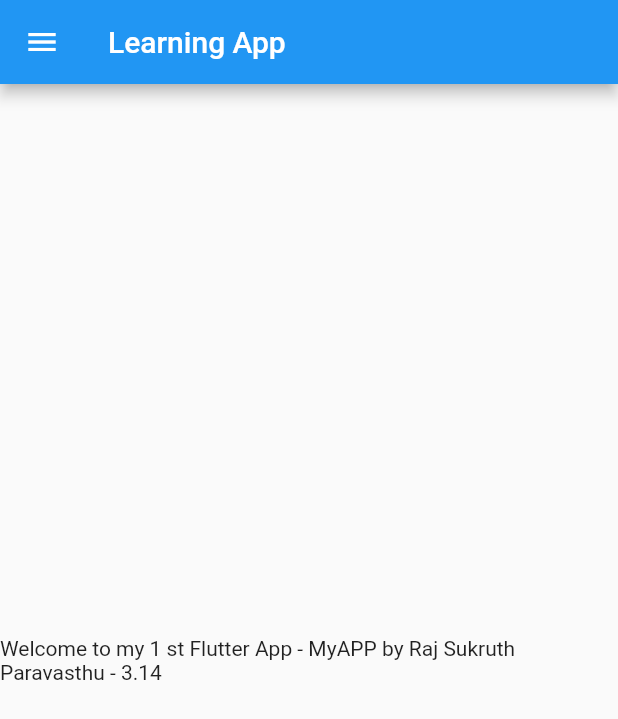
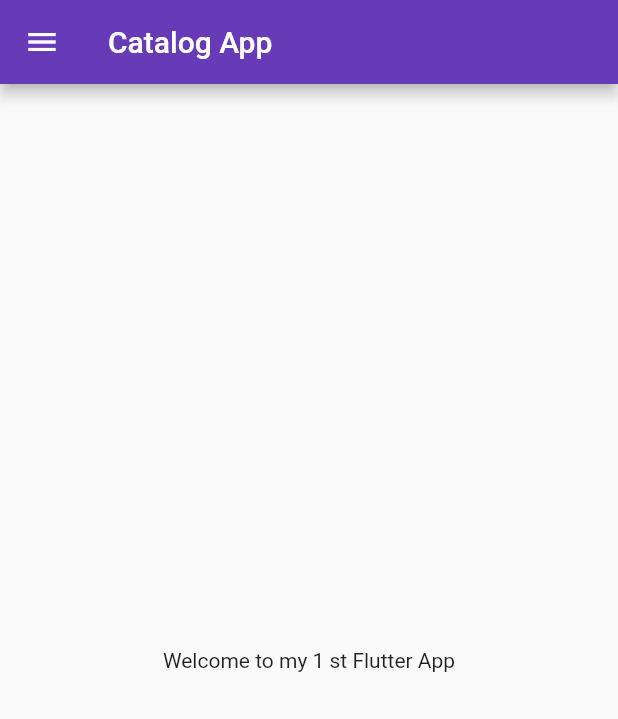
Before and after one commit to RajSukruthParavasthu/Flutter-App, a Flutter app: the screen it shows after launch, on a phone screen of 412 x 824 dp. Shown: the top 719 px of the screen. Run offline on Flutter 3.47's test engine with Material 2 defaults, Android fonts, the phone set to English and light mode, and no system bars.

Commit message:
Day 3 Completed

```diff
--- a/lib/main.dart
+++ b/lib/main.dart
@@ -1,7 +1,8 @@
 import "package:flutter/material.dart";
 
 import 'package:flutter/material.dart';
-import 'package:learningdart/home_page.dart';
+import 'package:learningdart/pages/home_page.dart';
+import 'package:learningdart/pages/login_page.dart';
 
 void main() {
   runApp(MyApp());
@@ -10,6 +11,17 @@ void main() {
 class MyApp extends StatelessWidget {
   @override
   Widget build(BuildContext context) {
-    return MaterialApp(home: HomePage());
+    return MaterialApp(
+      //home: HomePage(),
+      themeMode: ThemeMode.light,
+      theme: ThemeData(primarySwatch: Colors.deepPurple),
+      darkTheme: ThemeData(brightness: Brightness.dark),
+      initialRoute: "/home",
+      routes: {
+        "/": (context) => LoginPage(),
+        "/home": (context) => HomePage(),
+        "/login": (context) => LoginPage()
+      },
+    );
   }
 }
--- a/lib/home_page.dart
+++ b/lib/pages/home_page.dart
@@ -4,16 +4,13 @@ class HomePage extends StatelessWidget {
   @override
   Widget build(BuildContext context) {
     int days = 1;
-    const pi = 3.14;
-    var name = "Raj Sukruth Paravasthu";
     return Scaffold(
       appBar: AppBar(
-        title: Text("Learning App"),
+        title: Text("Catalog App"),
       ),
       body: Center(
         child: Container(
-          child:
-              Text("Welcome to my $days st Flutter App - MyAPP by $name - $pi"),
+          child: Text("Welcome to my $days st Flutter App"),
         ),
       ),
       drawer: Drawer(),
```
Also changed, not shown: lib/pages/login_page.dart (added, +16 -0 lines).
